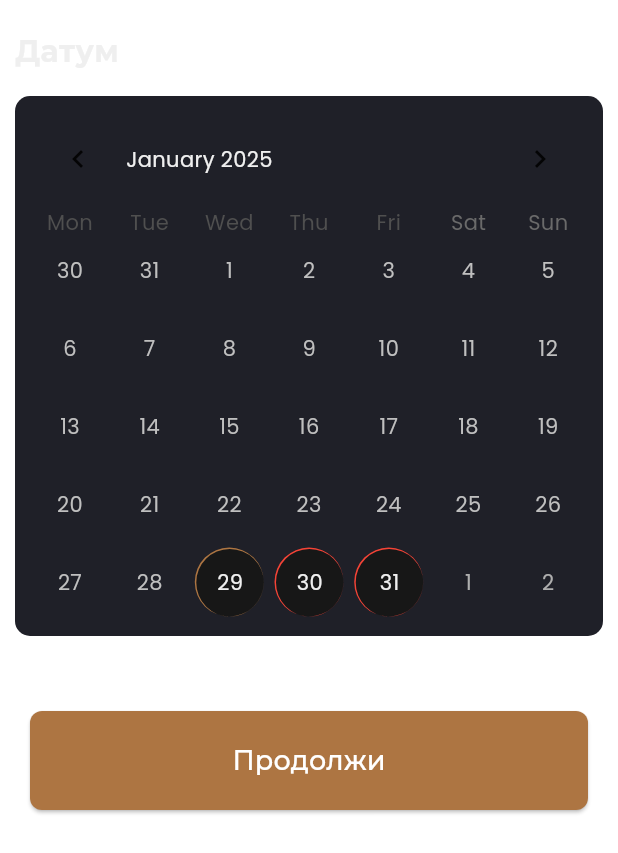
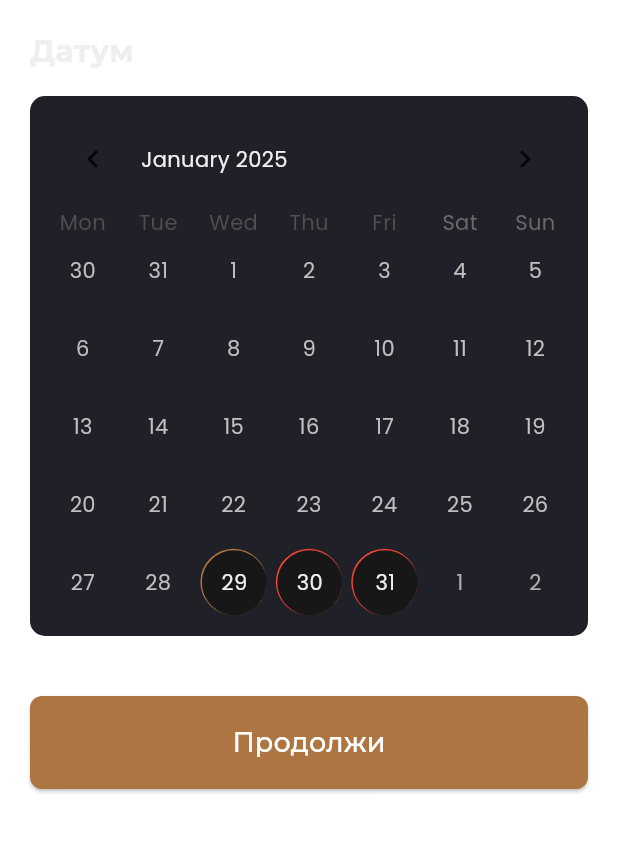
Before and after one commit to zimbakovtech/Barbershop.mk, a Flutter app: the DatePick screen opened directly with empty values, on a phone screen of 412 x 824 dp. Shown: the top 853 px of the screen. Run offline on Flutter 3.47's test engine with Material 3 defaults, Android fonts, the phone set to English and light mode, and no system bars; drawn by our look-alikes of table_calendar; our stand-ins replace firebase_core, firebase_messaging, fl_chart, flutter_riverpod, google_fonts, shared_preferences; accounts and stored records are empty; network calls fail.

Commit message:
latest_changes

```diff
--- a/barber_side/lib/date_pick.dart
+++ b/barber_side/lib/date_pick.dart
@@ -132,7 +132,7 @@ class _DatePickState extends State<DatePick> {
         future: _scheduleFuture,
         builder: (context, snapshot) {
           return Padding(
-            padding: const EdgeInsets.symmetric(horizontal: 10.0),
+            padding: const EdgeInsets.symmetric(horizontal: 20.0),
             child: ListView(
               children: [
                 const SizedBox(height: 20),
@@ -166,6 +166,7 @@ class _DatePickState extends State<DatePick> {
                   selectedTime: _selectedTime,
                   onDateTimeSelected: widget.onDateTimeSelected,
                 ),
+                const SizedBox(height: 20),
               ],
             ),
           );
--- a/barber_side/lib/widgets/barber_selection.dart
+++ b/barber_side/lib/widgets/barber_selection.dart
@@ -47,9 +47,7 @@ class BarberSelectionWidget extends StatelessWidget {
             else
               Padding(
                 padding:
-                    const EdgeInsets.symmetric(horizontal: 20.0, vertical: 5.0),
-                child: Padding(
-                  padding: const EdgeInsets.only(bottom: 45.0),
+                    const EdgeInsets.only(left: 20.0, right: 20, top: 50.0),
                 child: GridView.builder(
                   shrinkWrap: true,
                   physics: const NeverScrollableScrollPhysics(),
@@ -69,7 +67,6 @@ class BarberSelectionWidget extends StatelessWidget {
                       },
                     );
                   },
-                  ),
                 ),
               ),
             if (hasAppointment) const SizedBox(height: 70),
--- a/barber_side/lib/widgets/widgets.dart
+++ b/barber_side/lib/widgets/widgets.dart
@@ -289,16 +289,15 @@ class BottomButtonWidget extends StatelessWidget {
 
   @override
   Widget build(BuildContext context) {
-    return Container(
+    return SizedBox(
       width: double.infinity,
-      margin: const EdgeInsets.all(10.0),
       child: ElevatedButton(
         style: ElevatedButton.styleFrom(
           backgroundColor: orange,
           shape: RoundedRectangleBorder(
             borderRadius: BorderRadius.circular(8),
           ),
-          padding: const EdgeInsets.symmetric(vertical: 20),
+          padding: const EdgeInsets.symmetric(vertical: 18),
         ),
         onPressed: () {
           if (selectedDate != null && selectedTime != null) {
```
Also changed, not shown: barber_side/lib/confirmation.dart (+5 -3 lines), barber_side/lib/services/barber_service.dart (+33 -11 lines). Lines whose indentation alone changed are shown as unchanged.
